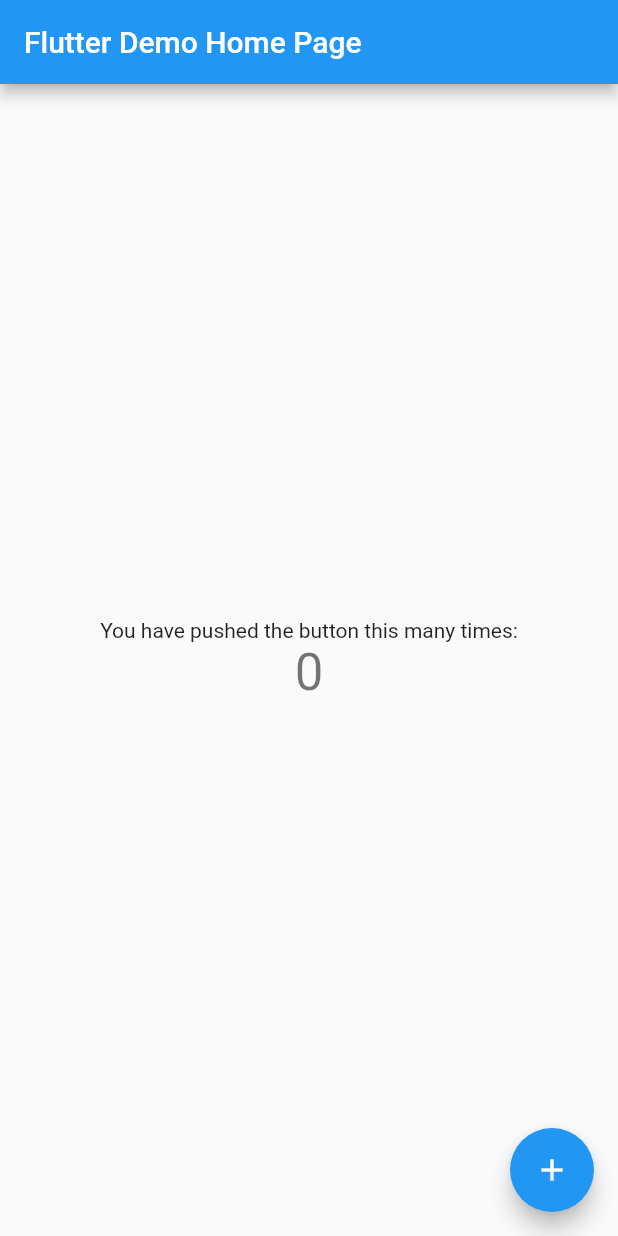
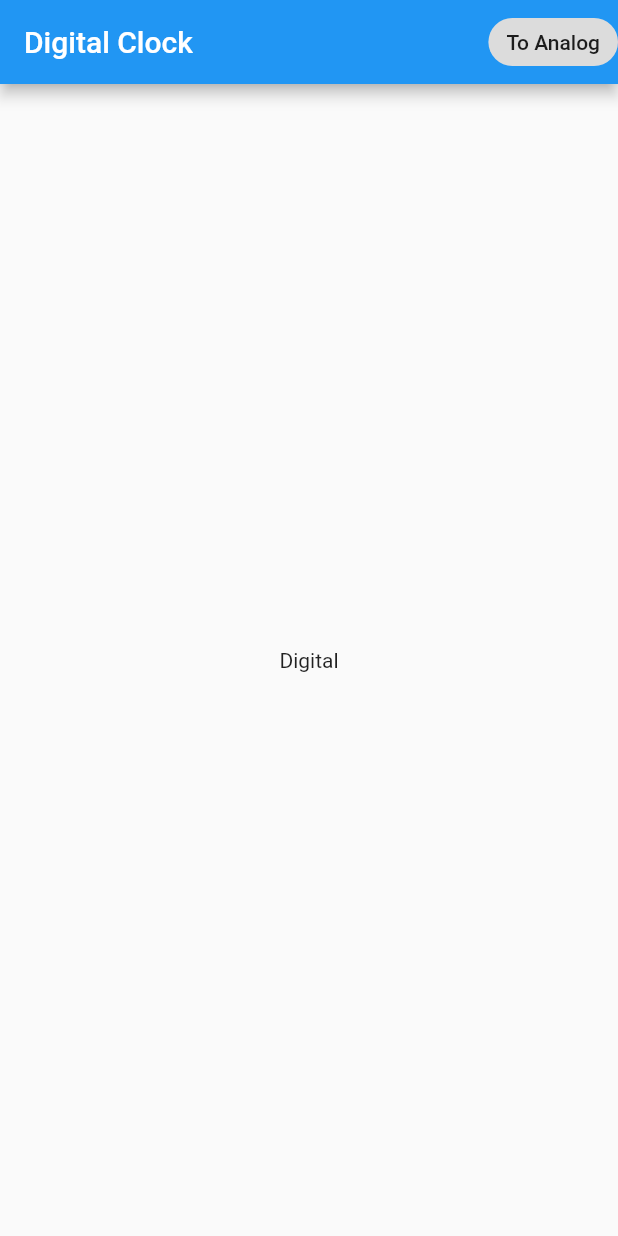
Before and after one commit to PGScully/flutter_clock, a Flutter app: the screen it shows after launch, on a phone screen of 412 x 824 dp. Run offline on Flutter 3.47's test engine with Material 2 defaults, Android fonts, the phone set to English and light mode, and no system bars.

Commit message:
Add stubs for analog and digital clocks, and toggle between them

```diff
--- /dev/null
+++ b/lib/analog_clock.dart
@@ -0,0 +1,6 @@
+import 'package:flutter/material.dart';
+
+class AnalogClock extends StatelessWidget {
+  @override
+  Widget build(BuildContext context) => const Text('Analog');
+}
--- /dev/null
+++ b/lib/clock_screen.dart
@@ -0,0 +1,35 @@
+import 'package:flutter/material.dart';
+import 'package:flutter_clock/analog_clock.dart';
+import 'package:flutter_clock/digital_clock.dart';
+
+/// Display the clock, and handle switching between analog and digital clocks
+class ClockScreen extends StatefulWidget {
+  const ClockScreen({Key? key}) : super(key: key);
+
+  @override
+  _ClockScreenState createState() => _ClockScreenState();
+}
+
+class _ClockScreenState extends State<ClockScreen> {
+  bool _analog = false;
+
+  @override
+  Widget build(BuildContext context) => Scaffold(
+        appBar: AppBar(
+          title: _analog ? const Text('Analog Clock') : const Text('Digital Clock'),
+          actions: [
+            ActionChip(
+              label: _analog ? const Text('To Digital') : const Text('To Analog'),
+              onPressed: () {
+                setState(() {
+                  _analog = !_analog;
+                });
+              },
+            )
+          ],
+        ),
+        body: Center(
+          child: _analog ? AnalogClock() : DigitalClock(),
+        ),
+      );
+}
--- /dev/null
+++ b/lib/digital_clock.dart
@@ -0,0 +1,6 @@
+import 'package:flutter/material.dart';
+
+class DigitalClock extends StatelessWidget {
+  @override
+  Widget build(BuildContext context) => const Text('Digital');
+}
--- a/lib/main.dart
+++ b/lib/main.dart
@@ -1,113 +1,17 @@
 import 'package:flutter/material.dart';
+
+import 'package:flutter_clock/clock_screen.dart';
 
 void main() {
   runApp(MyApp());
 }
 
 class MyApp extends StatelessWidget {
-  // This widget is the root of your application.
   @override
-  Widget build(BuildContext context) {
-    return MaterialApp(
-      title: 'Flutter Demo',
-      theme: ThemeData(
-        // This is the theme of your application.
-        //
-        // Try running your application with "flutter run". You'll see the
-        // application has a blue toolbar. Then, without quitting the app, try
-        // changing the primarySwatch below to Colors.green and then invoke
-        // "hot reload" (press "r" in the console where you ran "flutter run",
-        // or simply save your changes to "hot reload" in a Flutter IDE).
-        // Notice that the counter didn't reset back to zero; the application
-        // is not restarted.
-        primarySwatch: Colors.blue,
-      ),
-      home: MyHomePage(title: 'Flutter Demo Home Page'),
-    );
-  }
+  Widget build(BuildContext context) => MaterialApp(
+        title: 'Flutter Clock',
+        theme: ThemeData.light(),
+        darkTheme: ThemeData.dark(),
+        home: const ClockScreen(),
+      );
 }
-
-class MyHomePage extends StatefulWidget {
-  MyHomePage({Key? key, required this.title}) : super(key: key);
-
-  // This widget is the home page of your application. It is stateful, meaning
-  // that it has a State object (defined below) that contains fields that affect
-  // how it looks.
-
-  // This class is the configuration for the state. It holds the values (in this
-  // case the title) provided by the parent (in this case the App widget) and
-  // used by the build method of the State. Fields in a Widget subclass are
-  // always marked "final".
-
-  final String title;
-
-  @override
-  _MyHomePageState createState() => _MyHomePageState();
-}
-
-class _MyHomePageState extends State<MyHomePage> {
-  int _counter = 0;
-
-  void _incrementCounter() {
-    setState(() {
-      // This call to setState tells the Flutter framework that something has
-      // changed in this State, which causes it to rerun the build method below
-      // so that the display can reflect the updated values. If we changed
-      // _counter without calling setState(), then the build method would not be
-      // called again, and so nothing would appear to happen.
-      _counter++;
-    });
-  }
-
-  @override
-  Widget build(BuildContext context) {
-    // This method is rerun every time setState is called, for instance as done
-    // by the _incrementCounter method above.
-    //
-    // The Flutter framework has been optimized to make rerunning build methods
-    // fast, so that you can just rebuild anything that needs updating rather
-    // than having to individually change instances of widgets.
-    return Scaffold(
-      appBar: AppBar(
-        // Here we take the value from the MyHomePage object that was created by
-        // the App.build method, and use it to set our appbar title.
-        title: Text(widget.title),
-      ),
-      body: Center(
-        // Center is a layout widget. It takes a single child and positions it
-        // in the middle of the parent.
-        child: Column(
-          // Column is also a layout widget. It takes a list of children and
-          // arranges them vertically. By default, it sizes itself to fit its
-          // children horizontally, and tries to be as tall as its parent.
-          //
-          // Invoke "debug painting" (press "p" in the console, choose the
-          // "Toggle Debug Paint" action from the Flutter Inspector in Android
-          // Studio, or the "Toggle Debug Paint" command in Visual Studio Code)
-          // to see the wireframe for each widget.
-          //
-          // Column has various properties to control how it sizes itself and
-          // how it positions its children. Here we use mainAxisAlignment to
-          // center the children vertically; the main axis here is the vertical
-          // axis because Columns are vertical (the cross axis would be
-          // horizontal).
-          mainAxisAlignment: MainAxisAlignment.center,
-          children: <Widget>[
-            Text(
-              'You have pushed the button this many times:',
-            ),
-            Text(
-              '$_counter',
-              style: Theme.of(context).textTheme.headline4,
-            ),
-          ],
-        ),
-      ),
-      floatingActionButton: FloatingActionButton(
-        onPressed: _incrementCounter,
-        tooltip: 'Increment',
-        child: Icon(Icons.add),
-      ), // This trailing comma makes auto-formatting nicer for build methods.
-    );
-  }
-}
```
Also changed, not shown: 2 other files.
